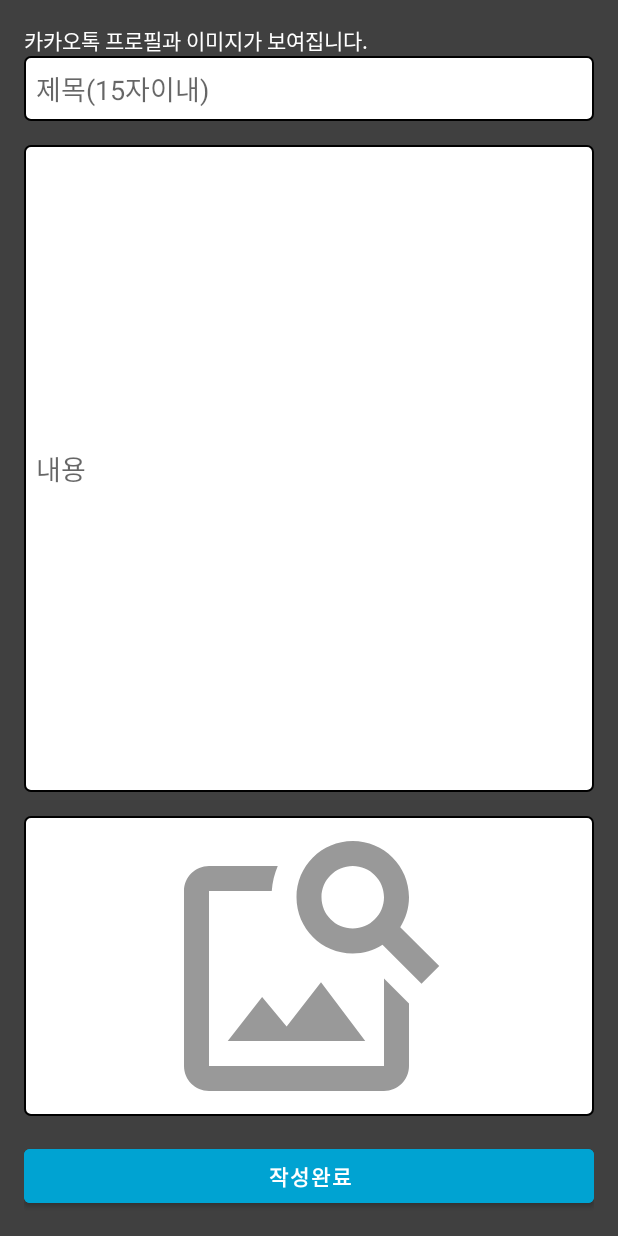
After one commit to kuri2021/DestinyAid, an Android app: the EditActivity screen opened directly, with no data from a screen before it, on a phone screen of 412 x 824 dp. The commit adds this screen. Run offline under Robolectric (Android 15) with nearby library versions, the phone set to English and light mode, and no system bars; pictures from the network do not load.

Commit message:
21.04.07

```diff
--- a/app/src/main/java/com/Destiny_Aid/destinyaid/InformationActivity.java
+++ b/app/src/main/java/com/Destiny_Aid/destinyaid/InformationActivity.java
@@ -33,7 +33,7 @@ public class InformationActivity extends Fragment {
     MyAdapter adapter;
     Spinner spinner;
     ArrayAdapter spinner_adapter;
-    Information_ViewPager_Adapter viewPager_adapter;
+    G.Information_ViewPager_Adapter viewPager_adapter;
     ViewPager viewPager;
     ArrayList<Integer> img = new ArrayList<>();
     RadioButton rb1, rb2, rb3, rb4, rb5;
@@ -356,7 +356,7 @@ public class InformationActivity extends Fragment {
         });
         viewPager = view.findViewById(R.id.pager);
         img.add(R.drawable.calender);
-        viewPager_adapter = new Information_ViewPager_Adapter(getActivity().getApplicationContext(), img);
+        viewPager_adapter = new G.Information_ViewPager_Adapter(getActivity().getApplicationContext(), img);
         viewPager.setAdapter(viewPager_adapter);
 
         return view;
--- a/app/src/main/java/com/Destiny_Aid/destinyaid/RetrofitService.java
+++ b/app/src/main/java/com/Destiny_Aid/destinyaid/RetrofitService.java
@@ -1,9 +1,21 @@
 package com.Destiny_Aid.destinyaid;
 
+import java.util.Map;
+
+import okhttp3.MultipartBody;
 import retrofit2.Call;
 import retrofit2.http.GET;
+import retrofit2.http.Multipart;
+import retrofit2.http.POST;
+import retrofit2.http.Part;
+import retrofit2.http.PartMap;
 
 public interface RetrofitService {
+
+    @Multipart
+    @POST("/Retrofit/insertDB.php")
+    Call<String> postDataToServer(@PartMap Map<String, String> dataPart,
+                                  @Part MultipartBody.Part filePart);
 
     @GET("/Destiny/wondor.json")
     Call<Collection_wonder_Item> getBoardJson();
--- /dev/null
+++ b/app/src/main/res/drawable/bg_edit.xml
@@ -0,0 +1,10 @@
+<?xml version="1.0" encoding="utf-8"?>
+<shape xmlns:android="http://schemas.android.com/apk/res/android"
+    android:shape="rectangle">
+
+    <stroke android:width="1dp" android:color="@color/black"/>
+    <solid android:color="@color/white"/>
+    <corners android:radius="4dp"/>
+
+
+</shape>
--- /dev/null
+++ b/app/src/main/res/drawable/ic_baseline_edit_24.xml
@@ -0,0 +1,6 @@
+<vector android:height="24dp" android:tint="#FFFFFF"
+    android:viewportHeight="24" android:viewportWidth="24"
+    android:width="24dp" xmlns:android="http://schemas.android.com/apk/res/android">
+    <path android:fillColor="@android:color/white"
+        android:pathData="M3,17.25V21h3.75L17.81,9.94l-3.75,-3.75L3,17.25zM20.71,7.04c0.39,-0.39 0.39,-1.02 0,-1.41l-2.34,-2.34c-0.39,-0.39 -1.02,-0.39 -1.41,0l-1.83,1.83 3.75,3.75 1.83,-1.83z"/>
+</vector>
--- /dev/null
+++ b/app/src/main/res/drawable/ic_baseline_image_search_24.xml
@@ -0,0 +1,5 @@
+<vector android:height="24dp" android:tint="#999999"
+    android:viewportHeight="24" android:viewportWidth="24"
+    android:width="24dp" xmlns:android="http://schemas.android.com/apk/res/android">
+    <path android:fillColor="@android:color/white" android:pathData="M18,13v7L4,20L4,6h5.02c0.05,-0.71 0.22,-1.38 0.48,-2L4,4c-1.1,0 -2,0.9 -2,2v14c0,1.1 0.9,2 2,2h14c1.1,0 2,-0.9 2,-2v-5l-2,-2zM16.5,18h-11l2.75,-3.53 1.96,2.36 2.75,-3.54zM19.3,8.89c0.44,-0.7 0.7,-1.51 0.7,-2.39C20,4.01 17.99,2 15.5,2S11,4.01 11,6.5s2.01,4.5 4.49,4.5c0.88,0 1.7,-0.26 2.39,-0.7L21,13.42 22.42,12 19.3,8.89zM15.5,9C14.12,9 13,7.88 13,6.5S14.12,4 15.5,4 18,5.12 18,6.5 16.88,9 15.5,9z"/>
+</vector>
--- /dev/null
+++ b/app/src/main/res/layout/activity_edit.xml
@@ -0,0 +1,57 @@
+<?xml version="1.0" encoding="utf-8"?>
+<LinearLayout xmlns:android="http://schemas.android.com/apk/res/android"
+    xmlns:app="http://schemas.android.com/apk/res-auto"
+    xmlns:tools="http://schemas.android.com/tools"
+    android:layout_width="match_parent"
+    android:layout_height="match_parent"
+    android:orientation="vertical"
+    android:padding="16dp"
+    android:background="#404040"
+    tools:context=".EditActivity">
+    <TextView
+        android:layout_width="wrap_content"
+        android:layout_height="wrap_content"
+        android:text="카카오톡 프로필과 이미지가 보여집니다."
+        android:textColor="@color/white"/>
+    <EditText
+        android:id="@+id/et_title"
+        android:layout_width="wrap_content"
+        android:layout_height="wrap_content"
+        android:ems="20"
+        android:hint="제목(15자이내)"
+        android:padding="8dp"
+        android:inputType="text"
+        android:background="@drawable/bg_edit"/>
+    <EditText
+        android:id="@+id/et_contents"
+        android:layout_width="match_parent"
+        android:layout_height="wrap_content"
+        android:layout_weight="1"
+        android:hint="내용"
+        android:padding="8dp"
+        android:inputType="text"
+        android:background="@drawable/bg_edit"
+        android:layout_marginTop="16dp" />
+    <ImageView
+        android:id="@+id/iv"
+        android:layout_width="match_parent"
+        android:layout_height="200dp"
+        android:layout_marginTop="16dp"
+        android:layout_marginBottom="16dp"
+        android:onClick="clcikselectimage"
+        android:src="@drawable/ic_baseline_image_search_24"
+        android:background="@drawable/bg_edit"/>
+    <Button
+        android:layout_width="match_parent"
+        android:layout_height="wrap_content"
+        android:backgroundTint="#00a3d2"
+        android:text="작성완료"
+        android:textColor="@color/white"
+        android:textStyle="bold"
+        android:gravity="center"
+        android:onClick="click_ok"/>
+<!--        android:onClick="clcikbtn"/>-->
+
+
+
+</LinearLayout>
```
Also changed, not shown: app/src/main/AndroidManifest.xml (+10 -8 lines), app/src/main/java/com/Destiny_Aid/destinyaid/EditActivity.java (added, +112 -0 lines), app/src/main/java/com/Destiny_Aid/destinyaid/Free_Board.java (+42 -18 lines), app/src/main/java/com/Destiny_Aid/destinyaid/G.java (+42 -0 lines), app/src/main/java/com/Destiny_Aid/destinyaid/Information_ViewPager_Adapter.java (deleted, +0 -44 lines), app/src/main/java/com/Destiny_Aid/destinyaid/MainActivity.java (+14 -31 lines), app/src/main/java/com/Destiny_Aid/destinyaid/Notice_BoardActivity.java (deleted, +0 -27 lines), app/src/main/java/com/Destiny_Aid/destinyaid/RetrofitHelper.java (added, +28 -0 lines), app/src/main/res/layout/free_board.xml (+14 -2 lines).
